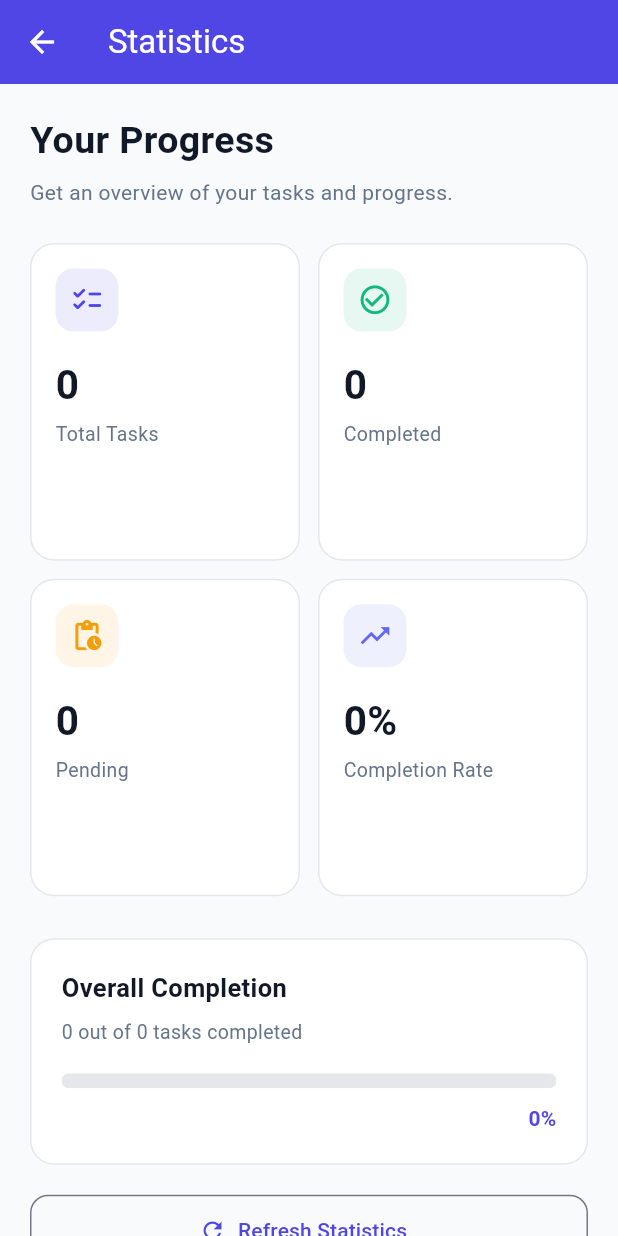
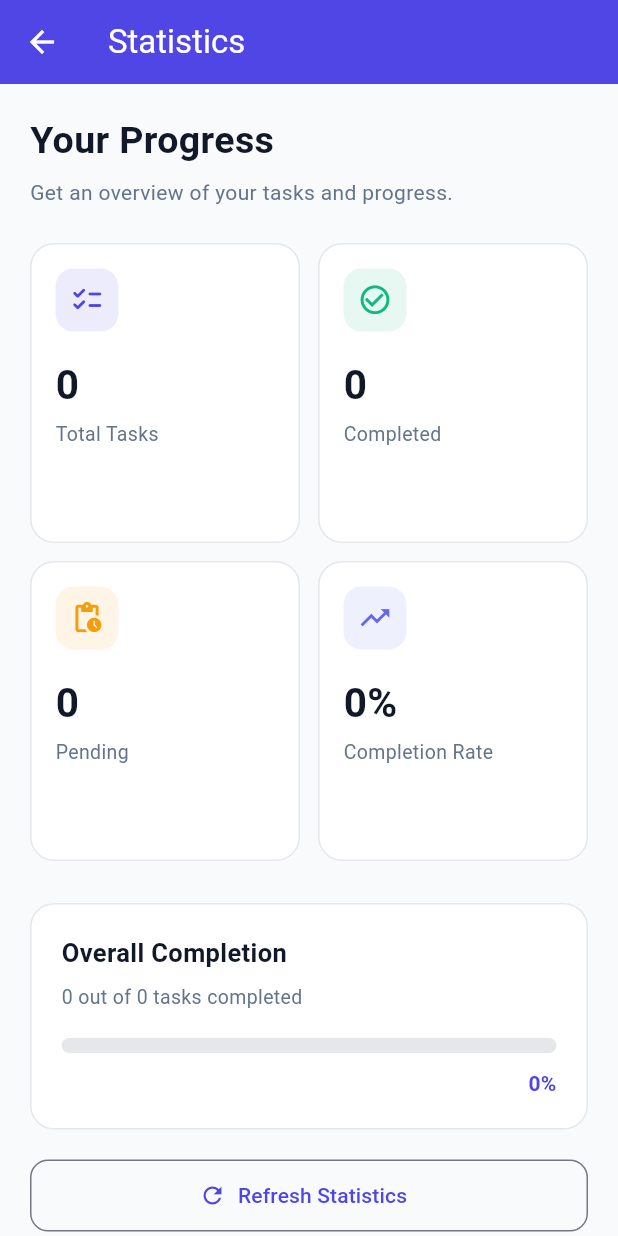
Before and after one commit to zidi-abderrahmen/task-nest, a Flutter app: the StatisticsPage screen opened directly, on a phone screen of 412 x 824 dp. Run offline on Flutter 3.47's test engine with Material 3 defaults, Android fonts, the light colour scheme and no system bars; our stand-ins replace supabase_flutter; accounts and stored records are empty.

Commit message:
feat: enhanced statistics layout with responsive grid and centered content

```diff
--- a/lib/pages/statistics_page.dart
+++ b/lib/pages/statistics_page.dart
@@ -141,7 +141,12 @@ class _StatisticsPageState extends State<StatisticsPage> {
 
             final percentage = '${(completionRate * 100).round()}%';
 
-            return ListView(
+            return Center(
+              child: ConstrainedBox(
+                constraints: const BoxConstraints(
+                  maxWidth: 1000,
+                ),
+                child: ListView(
                   padding: const EdgeInsets.all(20),
                   children: [
                 const Text(
@@ -162,13 +167,29 @@ class _StatisticsPageState extends State<StatisticsPage> {
                 ),
                 const SizedBox(height: 24),
 
-                GridView.count(
-                  crossAxisCount: 2,
+                LayoutBuilder(
+                  builder: (context, constraints) {
+                    final width = constraints.maxWidth;
+
+                    final columns = width >= 800
+                        ? 4
+                        : width >= 560
+                            ? 3
+                            : 2;
+
+                    final aspectRatio = width >= 800
+                        ? 1.25
+                        : width >= 560
+                            ? 1.05
+                            : 0.9;
+
+                    return GridView.count(
+                      crossAxisCount: columns,
                       shrinkWrap: true,
                       physics: const NeverScrollableScrollPhysics(),
                       crossAxisSpacing: 12,
                       mainAxisSpacing: 12,
-                  childAspectRatio: 0.85,
+                      childAspectRatio: aspectRatio,
                       children: [
                         _buildStatCard(
                           title: 'Total Tasks',
@@ -195,6 +216,8 @@ class _StatisticsPageState extends State<StatisticsPage> {
                           color: const Color(0xFF6366F1),
                         ),
                       ],
+                    );
+                  },
                 ),
 
                 const SizedBox(height: 28),
@@ -269,6 +292,8 @@ class _StatisticsPageState extends State<StatisticsPage> {
                   ),
                 ),
               ],
+            ),
+          ),
         );
           },
         ),
```
Lines whose indentation alone changed are shown as unchanged.
